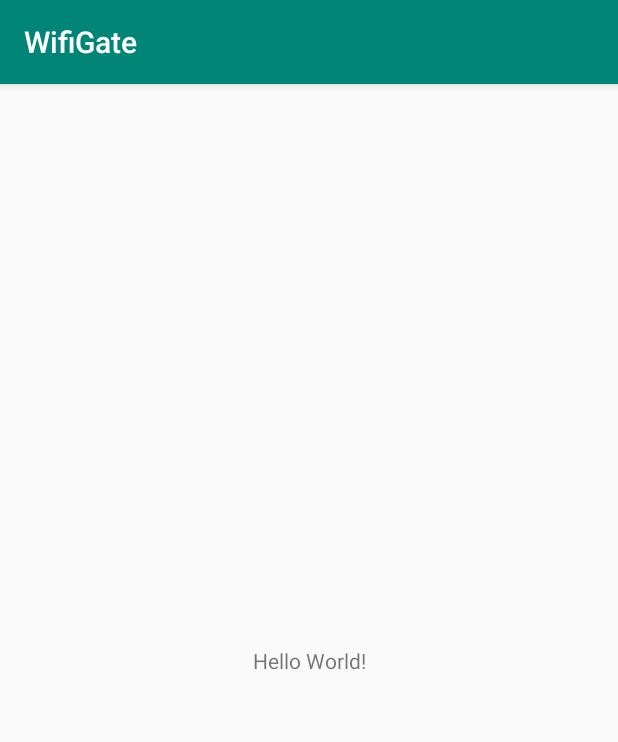
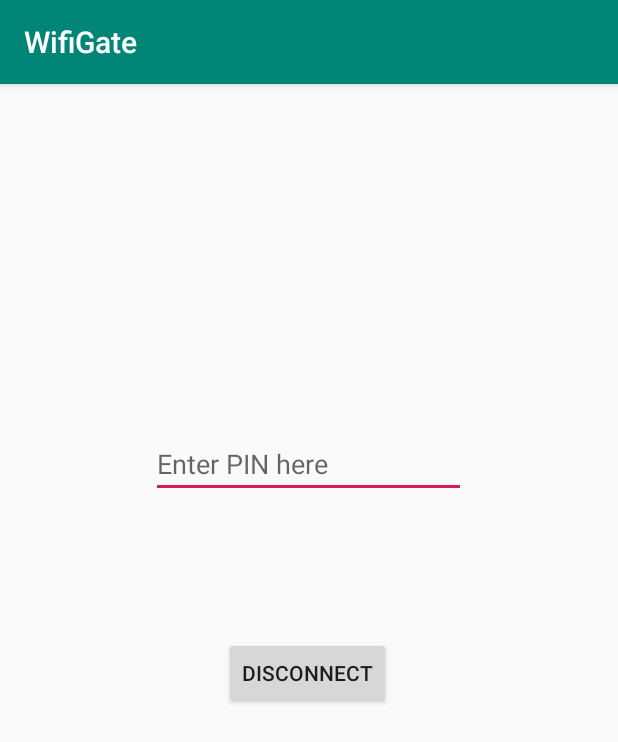
Before and after one commit to dkotrada/wg, an Android app: the screen it shows after launch (MainActivity), on a phone screen of 412 x 824 dp. Shown: the top 742 px of the screen. Run offline under Robolectric (Android 15) with nearby library versions, the phone set to English and light mode, and no system bars.

```diff
--- a/WifiGate/app/src/main/AndroidManifest.xml
+++ b/WifiGate/app/src/main/AndroidManifest.xml
@@ -3,8 +3,9 @@
           package="it.cutetee.wifigate">
 
     <uses-permission android:name="android.permission.ACCESS_WIFI_STATE"/>
+    <uses-permission android:name="android.permission.CHANGE_WIFI_STATE"/>
     <uses-permission android:name="android.permission.INTERNET"/>
-    <uses-permission android:name="android.permission.CHANGE_WIFI_STATE"/>
+
 
 
     <application
--- a/WifiGate/app/src/main/java/it/cutetee/wifigate/MainActivity.kt
+++ b/WifiGate/app/src/main/java/it/cutetee/wifigate/MainActivity.kt
@@ -5,19 +5,51 @@ import android.net.wifi.WifiManager
 import android.support.v7.app.AppCompatActivity
 import android.os.Bundle
 import android.util.Log
+import android.widget.Button
+import android.widget.EditText
+import android.widget.Toast
 
 class MainActivity : AppCompatActivity() {
+
+    private lateinit var wifi: WifiManager
 
     override fun onCreate(savedInstanceState: Bundle?) {
         super.onCreate(savedInstanceState)
         setContentView(R.layout.activity_main)
 
-        val wifio: WifiManager = applicationContext.getSystemService(Context.WIFI_SERVICE) as WifiManager
+        wifi  = applicationContext.getSystemService(Context.WIFI_SERVICE) as WifiManager
 
-        if (wifio.isWifiEnabled){
+        val net = wifi.configuredNetworks // Returns List<WifiConfiguration>
+        // Ausgabe aller irgendwann mal verbundener WLANs SSID
+        net.forEach {
+            Log.d("SSID ", it.SSID)
+        }
+
+
+        // Log.d("SSID ", net[0].SSID)
+
+
+        if (wifi.isWifiEnabled){
             Log.d("WIFIGATE: ", "WLAN ist AKTIVIERT")
+            Toast.makeText(applicationContext, "WLAN Aktiv", Toast.LENGTH_LONG).show()
+
         } else {
             Log.d("WIFIGATE: ", "WLAN ist AUSGESCHALTET")
+            Toast.makeText(applicationContext, "WLAN Ausgeschaltet", Toast.LENGTH_LONG).show()
+
+        }
+
+        val button = findViewById<Button>(R.id.buttonDisconnect)
+        button?.setOnClickListener {
+            Toast.makeText(applicationContext, "Hello", Toast.LENGTH_LONG).show()
+        }
+
+    }
+
+    private fun getPin() {
+        val pin = findViewById<EditText>(R.id.editTextPin)
+        if (pin != null) {
+            Toast.makeText(this, pin.text, Toast.LENGTH_LONG).show()
         }
     }
 }
--- a/WifiGate/app/src/main/res/layout/activity_main.xml
+++ b/WifiGate/app/src/main/res/layout/activity_main.xml
@@ -7,13 +7,25 @@
         android:layout_height="match_parent"
         tools:context=".MainActivity">
 
-    <TextView
+    <EditText
+            android:layout_width="210dp"
+            android:layout_height="44dp"
+            android:inputType="numberPassword"
+            android:ems="10"
+            android:id="@+id/editTextPin"
+            app:layout_constraintStart_toStartOf="parent" android:layout_marginLeft="84dp"
+            android:layout_marginStart="84dp" app:layout_constraintEnd_toEndOf="parent" android:layout_marginEnd="85dp"
+            android:layout_marginRight="85dp" android:layout_marginTop="232dp"
+            app:layout_constraintTop_toTopOf="parent" android:hint="Enter PIN here"/>
+    <Button
+            android:text="Disconnect"
             android:layout_width="wrap_content"
             android:layout_height="wrap_content"
-            android:text="Hello World!"
-            app:layout_constraintBottom_toBottomOf="parent"
-            app:layout_constraintLeft_toLeftOf="parent"
-            app:layout_constraintRight_toRightOf="parent"
-            app:layout_constraintTop_toTopOf="parent"/>
-
+            android:id="@+id/buttonDisconnect"
+            app:layout_constraintBottom_toBottomOf="parent" android:layout_marginBottom="92dp"
+            app:layout_constraintStart_toStartOf="parent" android:layout_marginLeft="147dp"
+            android:layout_marginStart="147dp" app:layout_constraintEnd_toEndOf="parent"
+            android:layout_marginEnd="149dp" android:layout_marginRight="149dp" android:layout_marginTop="70dp"
+            app:layout_constraintTop_toBottomOf="@+id/editTextPin" app:layout_constraintHorizontal_bias="0.454"
+            app:layout_constraintVertical_bias="0.08"/>
 </android.support.constraint.ConstraintLayout>
```
